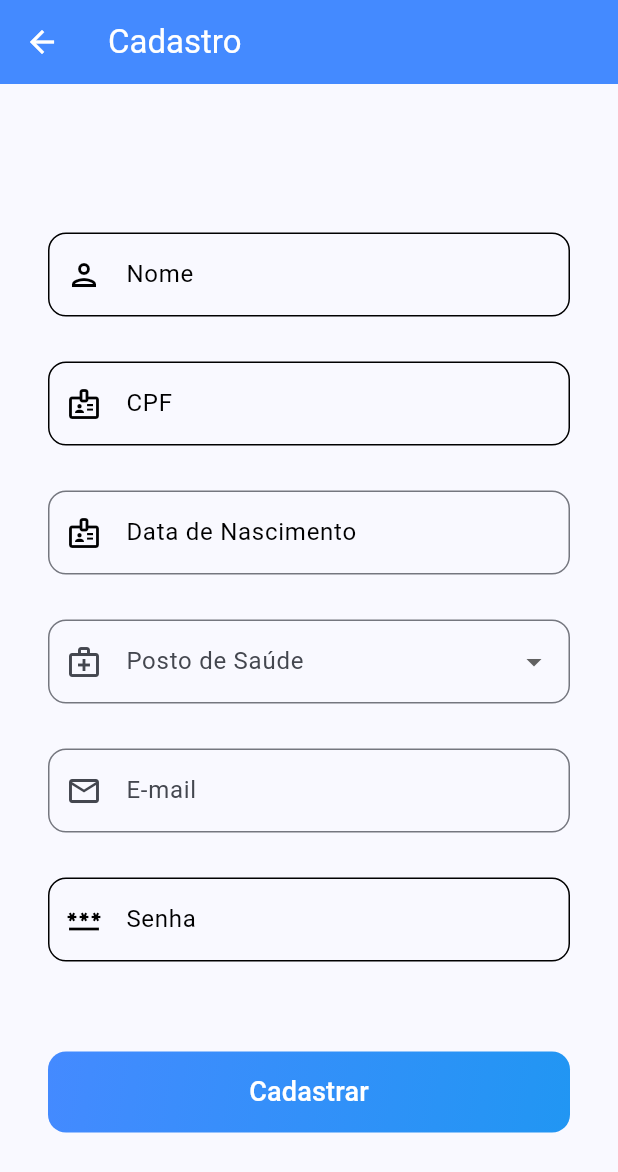
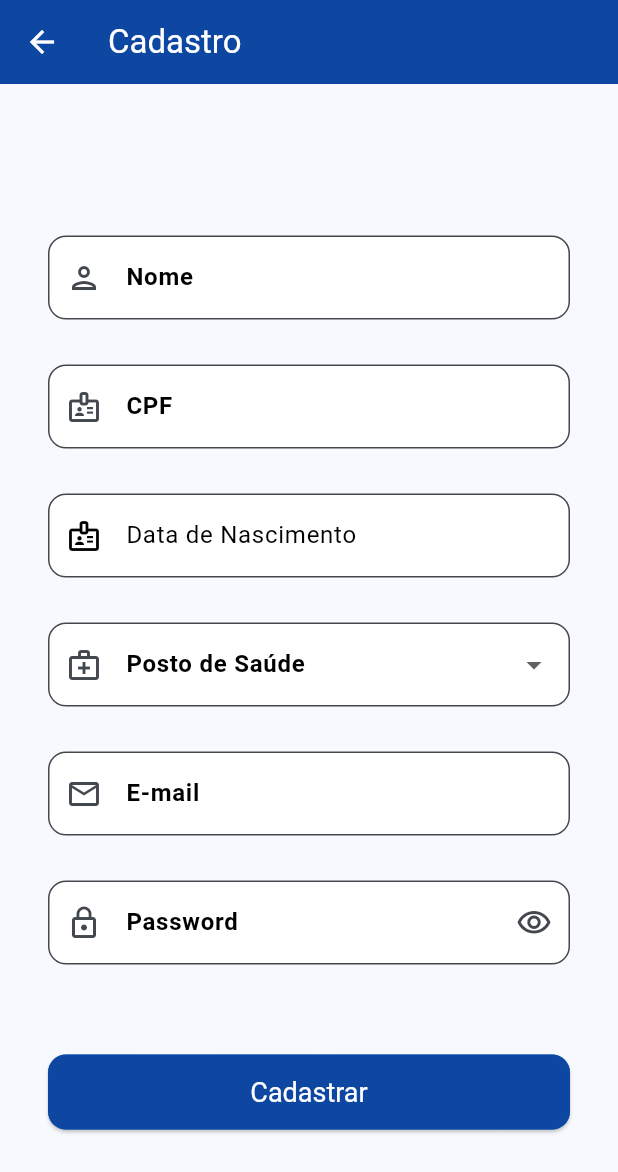
Before and after one commit to crdsilva17/vacina_app, a Flutter app: the screen it shows after launch, after a tap on "Cadastre-se", on a phone screen of 412 x 824 dp. Shown: the top 1172 px of the screen. Run offline on Flutter 3.47's test engine with Material 3 defaults, Android fonts, the phone set to English and light mode, and no system bars; our stand-ins replace mask_text_input_formatter; network calls fail.

Commit message:
change theme to blue and add icon for login and account screens and set language support for localization

```diff
--- a/lib/main.dart
+++ b/lib/main.dart
@@ -1,4 +1,5 @@
 import 'package:flutter/material.dart';
+import 'package:flutter_localizations/flutter_localizations.dart';
 import 'package:vacina_app/screens/login_screen.dart';
 
 void main() {
@@ -12,8 +13,51 @@ class MyApp extends StatelessWidget {
   Widget build(BuildContext context) {
     return MaterialApp(
       title: 'Imune',
+      supportedLocales: const [Locale('pt', 'BR')],
+      localizationsDelegates: const [
+        GlobalMaterialLocalizations.delegate,
+        GlobalWidgetsLocalizations.delegate,
+        GlobalCupertinoLocalizations.delegate,
+      ],
+      locale: const Locale('pt', 'BR'),
       debugShowCheckedModeBanner: false,
-      theme: ThemeData(colorScheme: .fromSeed(seedColor: Colors.blueAccent)),
+      theme: ThemeData(
+        useMaterial3: true,
+        colorScheme: ColorScheme.fromSeed(
+          seedColor: Colors.blue,
+          primary: Colors.blue[800], // Azul principal
+        ),
+        // Configura o estilo padrão de todos os inputs do app
+        inputDecorationTheme: InputDecorationTheme(
+          filled: true,
+          fillColor: Colors.white, // Campos brancos
+          border: OutlineInputBorder(
+            borderRadius: BorderRadius.circular(12),
+            borderSide: BorderSide(
+              color: Colors.blue,
+            ), // Remove a borda preta padrão
+          ),
+          labelStyle: const TextStyle(
+            color: Colors.black,
+            backgroundColor: Colors.white,
+            fontWeight: FontWeight.bold,
+          ),
+        ),
+        elevatedButtonTheme: ElevatedButtonThemeData(
+          style: ElevatedButton.styleFrom(
+            backgroundColor: Colors.blue[900],
+            // Fundo do botão
+            foregroundColor: Colors.white,
+            // Cor do texto/ícone do botão
+            textStyle: TextStyle(fontSize: 18),
+            minimumSize: const Size(double.infinity, 50),
+            // Botão largo
+            shape: RoundedRectangleBorder(
+              borderRadius: BorderRadius.circular(12),
+            ),
+          ),
+        ),
+      ),
       home: const LoginScreen(),
     );
   }
--- a/lib/screens/account_screen.dart
+++ b/lib/screens/account_screen.dart
@@ -3,7 +3,6 @@ import 'package:mask_text_input_formatter/mask_text_input_formatter.dart';
 import 'package:vacina_app/data/http/http_client.dart';
 import 'package:vacina_app/data/repositories/local_repository.dart';
 import 'package:vacina_app/screens/store/local_store.dart';
-import 'package:vacina_app/widget/custom_text_field.dart';
 import 'package:intl/intl.dart';
 
 class AccountScreen extends StatefulWidget {
@@ -31,6 +30,7 @@ class _AccountScreenState extends State<AccountScreen> {
   final dropOptions = [''];
   final dropOptionsId = [''];
   final double spacing = 30;
+  var _maskPass = true;
 
   @override
   void initState() {
@@ -44,7 +44,7 @@ class _AccountScreenState extends State<AccountScreen> {
       appBar: AppBar(
         title: Text('Cadastro'),
         foregroundColor: Colors.white,
-        backgroundColor: Colors.blueAccent,
+        backgroundColor: Colors.blue[900],
       ),
       body: _body(),
     );
@@ -61,31 +61,25 @@ class _AccountScreenState extends State<AccountScreen> {
               SizedBox(height: spacing),
               // Field for input name
               SizedBox(
-                child: CustomTextField(
-                  label: 'Nome',
-                  icon: Icons.person_outlined,
+                child: TextField(
                   controller: nomeEditController,
-                  colorBorder: Colors.black,
-                  colorIcon: Colors.black,
-                  colorLabel: Colors.black,
-                  colorText: Colors.black,
-                  colorBorderSide: Colors.black,
+                  decoration: InputDecoration(
+                    labelText: 'Nome',
+                    prefixIcon: Icon(Icons.person_outlined),
+                  ),
                 ),
               ),
               SizedBox(height: spacing),
               // Field for input CPF
               SizedBox(
-                child: CustomTextField(
-                  label: 'CPF',
-                  icon: Icons.badge_outlined,
+                child: TextFormField(
                   controller: cpfEditController,
-                  keyBoardType: TextInputType.number,
-                  inputFormatter: [cpfFormatter],
-                  colorBorder: Colors.black,
-                  colorIcon: Colors.black,
-                  colorLabel: Colors.black,
-                  colorText: Colors.black,
-                  colorBorderSide: Colors.black,
+                  keyboardType: TextInputType.number,
+                  inputFormatters: [cpfFormatter],
+                  decoration: InputDecoration(
+                    labelText: 'CPF',
+                    prefixIcon: Icon(Icons.badge_outlined),
+                  ),
                 ),
               ),
               SizedBox(height: spacing),
@@ -96,14 +90,6 @@ class _AccountScreenState extends State<AccountScreen> {
                   decoration: InputDecoration(
                     label: Text('Data de Nascimento'),
                     prefixIcon: Icon(Icons.badge_outlined, color: Colors.black),
-                    border: OutlineInputBorder(
-                      borderRadius: BorderRadius.circular(12),
-                      borderSide: BorderSide(color: Colors.black),
-                    ),
-                    focusedBorder: OutlineInputBorder(
-                      borderRadius: BorderRadius.circular(12),
-                      borderSide: BorderSide(color: Colors.black),
-                    ),
                     labelStyle: TextStyle(color: Colors.black),
                   ),
                   readOnly: true,
@@ -153,17 +139,14 @@ class _AccountScreenState extends State<AccountScreen> {
                     labelText: 'E-mail',
                     hintText: 'example@email.com',
                     prefixIcon: Icon(Icons.email_outlined),
-                    border: OutlineInputBorder(
-                      borderRadius: BorderRadius.circular(12),
-                      borderSide: BorderSide(color: Colors.black),
-                    ),
                   ),
                   validator: (value) {
                     if (value == null || value.isEmpty) {
                       return 'Por favor, insira um e-mail';
                     }
                     // Expressão regular simples para validar e-mail
-                    String pattern = r'^[a-zA-Z0-9._%+-]+@[a-zA-Z0-9.-]+\.[a-zA-Z]{2,}$';
+                    String pattern =
+                        r'^[a-zA-Z0-9._%+-]+@[a-zA-Z0-9.-]+\.[a-zA-Z]{2,}$';
                     RegExp regex = RegExp(pattern);
                     if (!regex.hasMatch(value)) {
                       return 'Insira um e-mail válido';
@@ -176,18 +159,28 @@ class _AccountScreenState extends State<AccountScreen> {
               SizedBox(height: spacing),
               // Field for password
               SizedBox(
-                child: CustomTextField(
-                  label: 'Senha',
-                  icon: Icons.password_outlined,
+                child: TextField(
+                  decoration: InputDecoration(
+                    labelText: 'Password',
+                    prefixIcon: Icon(Icons.lock_outline),
+                    suffixIcon: IconButton(
+                      onPressed: () {
+                        setState(() {
+                          _maskPass = !_maskPass;
+                        });
+                      },
+                      icon: Icon(
+                        _maskPass
+                            ? Icons.visibility_outlined
+                            : Icons.visibility_off_outlined,
+                      ),
+                    ),
+                  ),
                   controller: senhaEditController,
-                  colorBorder: Colors.black,
-                  colorIcon: Colors.black,
-                  colorLabel: Colors.black,
-                  colorText: Colors.black,
-                  colorBorderSide: Colors.black,
-                  isPassword: true,
+                  obscureText: _maskPass,
                 ),
               ),
+
               SizedBox(height: spacing * 2),
               // Button for send register
               Container(
@@ -201,19 +194,8 @@ class _AccountScreenState extends State<AccountScreen> {
                   borderRadius: BorderRadius.circular(12),
                 ),
                 child: ElevatedButton(
-                  style: ElevatedButton.styleFrom(
-                    elevation: 0,
-                    backgroundColor: Colors.transparent,
-                    shape: RoundedRectangleBorder(
-                      borderRadius: BorderRadius.circular(12),
-                    ),
-                    padding: const EdgeInsets.symmetric(vertical: 14),
-                  ),
                   onPressed: () {},
-                  child: const Text(
-                    'Cadastrar',
-                    style: TextStyle(fontSize: 18, color: Colors.white),
-                  ),
+                  child: const Text('Cadastrar'),
                 ),
               ),
             ],
--- a/lib/screens/login_screen.dart
+++ b/lib/screens/login_screen.dart
@@ -1,8 +1,6 @@
 import 'package:flutter/material.dart';
 import 'package:vacina_app/screens/account_screen.dart';
 import 'package:vacina_app/util/custom_navigate.dart';
-
-import '../widget/custom_text_field.dart';
 
 class LoginScreen extends StatefulWidget {
   const LoginScreen({super.key});
@@ -14,28 +12,21 @@ class LoginScreen extends StatefulWidget {
 class _LoginScreenState extends State<LoginScreen> {
   final TextEditingController emailController = TextEditingController();
   final TextEditingController passwordController = TextEditingController();
+  var _maskPass = false;
 
   @override
   Widget build(BuildContext context) {
-    return Scaffold(body: _body());
+    return Scaffold(
+      // Fundo azul escuro usando a paleta de cores
+      backgroundColor: Colors.blue[600],
+      body: _body(),
+    );
   }
 
   Container _body() {
     return Container(
       width: double.infinity,
       height: double.infinity,
-      decoration: BoxDecoration(
-        gradient: LinearGradient(
-          begin: Alignment.topLeft,
-          end: Alignment.bottomRight,
-          colors: [
-            Color(0xFF0A0A0F),
-            Color(0xFF0A0A0F),
-            Color(0xFF1B263B),
-            Color(0xFF415A77),
-          ],
-        ),
-      ),
       child: Center(
         child: SingleChildScrollView(
           child: Padding(
@@ -44,8 +35,14 @@ class _LoginScreenState extends State<LoginScreen> {
               mainAxisAlignment: MainAxisAlignment.center,
               crossAxisAlignment: CrossAxisAlignment.center,
               children: [
-                SizedBox(height: 120, child: Placeholder()),
-                const SizedBox(height: 16),
+                SizedBox(
+                  child: Icon(
+                    Icons.vaccines_outlined,
+                    size: 150,
+                    color: Colors.white,
+                  ),
+                ),
+                const SizedBox(height: 15),
                 const Text(
                   'IMUNE',
                   style: TextStyle(
@@ -57,29 +54,35 @@ class _LoginScreenState extends State<LoginScreen> {
 
                 const SizedBox(height: 35),
 
-                CustomTextField(
-                  label: 'E-mail',
-                  icon: Icons.email_outlined,
+                TextField(
                   controller: emailController,
-                  colorBorder: Colors.white,
-                  colorBorderSide: Colors.white70,
-                  colorIcon: Colors.white,
-                  colorLabel: Colors.white,
-                  colorText: Colors.white,
+                  keyboardType: TextInputType.emailAddress,
+                  decoration: InputDecoration(
+                    labelText: 'E-mail',
+                    prefixIcon: Icon(Icons.email_outlined),
+                  ),
                 ),
 
-                const SizedBox(height: 20),
-
-                CustomTextField(
-                  label: 'Password',
-                  icon: Icons.lock_outline,
+                const SizedBox(height: 40),
+                TextField(
+                  decoration: InputDecoration(
+                    labelText: 'Password',
+                    prefixIcon: Icon(Icons.lock_outline),
+                    suffixIcon: IconButton(
+                      onPressed: () {
+                        setState(() {
+                          _maskPass = !_maskPass;
+                        });
+                      },
+                      icon: Icon(
+                        _maskPass
+                            ? Icons.visibility_outlined
+                            : Icons.visibility_off_outlined,
+                      ),
+                    ),
+                  ),
                   controller: passwordController,
-                  colorBorder: Colors.white,
-                  colorBorderSide: Colors.white70,
-                  colorIcon: Colors.white,
-                  colorLabel: Colors.white,
-                  colorText: Colors.white,
-                  isPassword: true,
+                  obscureText: _maskPass,
                 ),
 
                 const SizedBox(height: 10),
@@ -94,28 +97,9 @@ class _LoginScreenState extends State<LoginScreen> {
                 const SizedBox(height: 20),
                 Container(
                   width: double.infinity,
-                  decoration: BoxDecoration(
-                    gradient: const LinearGradient(
-                      begin: Alignment.topLeft,
-                      end: Alignment.bottomRight,
-                      colors: [Colors.red, Colors.redAccent],
-                    ),
-                    borderRadius: BorderRadius.circular(12),
-                  ),
                   child: ElevatedButton(
-                    style: ElevatedButton.styleFrom(
-                      elevation: 0,
-                      backgroundColor: Colors.transparent,
-                      shape: RoundedRectangleBorder(
-                        borderRadius: BorderRadius.circular(12),
-                      ),
-                      padding: const EdgeInsets.symmetric(vertical: 14),
-                    ),
                     onPressed: () {},
-                    child: const Text(
-                      'Entrar',
-                      style: TextStyle(fontSize: 18, color: Colors.white),
-                    ),
+                    child: const Text('Entrar'),
                   ),
                 ),
 
--- a/lib/widget/custom_text_field.dart
+++ b/lib/widget/custom_text_field.dart
@@ -3,28 +3,28 @@ import 'package:flutter/services.dart';
 
 class CustomTextField extends StatelessWidget {
   final String label;
-  final IconData icon;
+  final IconData iconData;
+  final IconButton? icon;
   final TextEditingController controller;
   final TextInputType keyBoardType;
   final List<TextInputFormatter>? inputFormatter;
-  final Color colorText;
-  final Color colorLabel;
-  final Color colorIcon;
-  final Color colorBorder;
-  final Color colorBorderSide;
+  final Color? colorText;
+  final Color? colorLabel;
+  final Color? colorIcon;
+  final Color? colorBorder;
   final bool isPassword;
 
   const CustomTextField({
     super.key,
     required this.label,
-    required this.icon,
+    required this.iconData,
     required this.controller,
-    required this.colorText,
-    required this.colorLabel,
-    required this.colorIcon,
-    required this.colorBorder,
-    required this.colorBorderSide,
+    this.colorText,
+    this.colorLabel,
+    this.colorIcon,
+    this.colorBorder,
     this.keyBoardType = TextInputType.text,
+    this.icon,
     this.inputFormatter,
     this.isPassword = false,
   });
@@ -37,16 +37,15 @@ class CustomTextField extends StatelessWidget {
       style: TextStyle(color: colorText),
       decoration: InputDecoration(
         labelText: label,
-        labelStyle:  TextStyle(color: colorLabel),
-        prefixIcon: Icon(icon, color: colorIcon,),
+        labelStyle: TextStyle(color: colorLabel),
+        prefixIcon: Icon(iconData, color: colorIcon),
+        suffixIcon: icon,
         enabledBorder: OutlineInputBorder(
           borderRadius: BorderRadius.circular(12),
-          borderSide: BorderSide(color: colorBorderSide),
         ),
         focusedBorder: OutlineInputBorder(
           borderRadius: BorderRadius.circular(12),
-          borderSide:   BorderSide(color: colorBorder),
-        )
+        ),
       ),
       keyboardType: keyBoardType,
       inputFormatters: inputFormatter,
--- a/pubspec.yaml
+++ b/pubspec.yaml
@@ -29,6 +29,8 @@ environment:
 # versions available, run `flutter pub outdated`.
 dependencies:
   flutter:
+    sdk: flutter
+  flutter_localizations:
     sdk: flutter
 
   # The following adds the Cupertino Icons font to your application.
```
Also changed, not shown: pubspec.lock.
